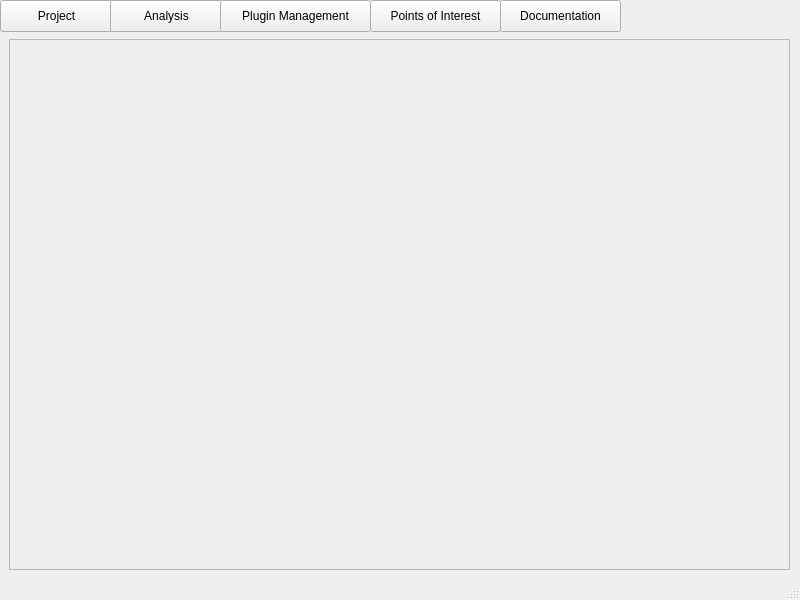
Before: the Qt Designer form main.ui in maurygrin/Software-Project-Team9, drawn with Qt 5.
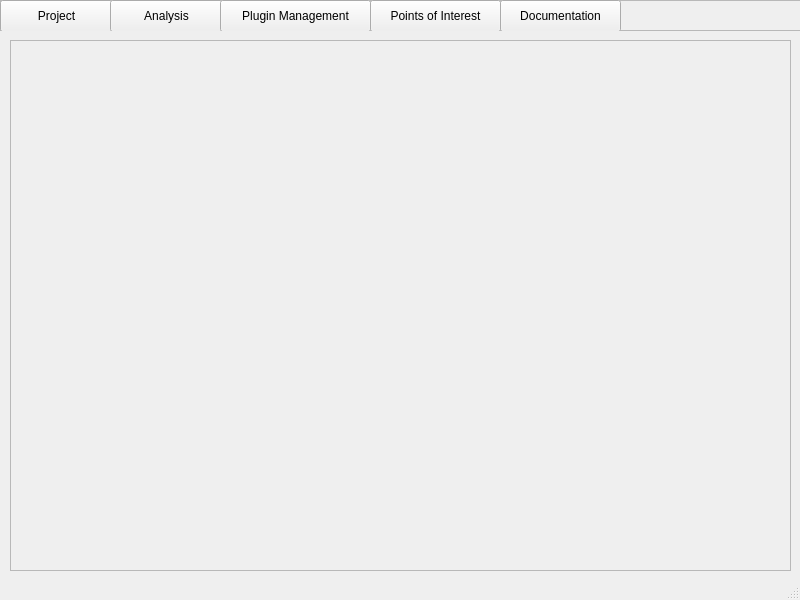
After: the same form once the commit is applied.

The edit to the form file:
```diff
--- a/main.ui
+++ b/main.ui
@@ -14,6 +14,21 @@
    <string>MainWindow</string>
   </property>
   <widget class="QWidget" name="centralwidget">
+   <widget class="QFrame" name="frame">
+    <property name="geometry">
+     <rect>
+      <x>0</x>
+      <y>0</y>
+      <width>801</width>
+      <height>31</height>
+     </rect>
+    </property>
+    <property name="frameShape">
+     <enum>QFrame::StyledPanel</enum>
+    </property>
+    <property name="frameShadow">
+     <enum>QFrame::Raised</enum>
+    </property>
    <widget class="QPushButton" name="pushButton">
     <property name="geometry">
      <rect>
@@ -79,26 +94,12 @@
      <string>Documentation</string>
     </property>
    </widget>
-   <widget class="QWidget" name="verticalLayoutWidget">
-    <property name="geometry">
-     <rect>
-      <x>0</x>
-      <y>0</y>
-      <width>801</width>
-      <height>31</height>
-     </rect>
-    </property>
-    <layout class="QVBoxLayout" name="verticalLayout">
-     <property name="spacing">
-      <number>0</number>
-     </property>
-    </layout>
    </widget>
-   <widget class="QFrame" name="frame">
+   <widget class="QFrame" name="frame_2">
     <property name="geometry">
      <rect>
-      <x>9</x>
-      <y>39</y>
+      <x>10</x>
+      <y>40</y>
       <width>781</width>
       <height>531</height>
      </rect>
```
Left out of the diff: 2 changed lines with no effect on the pictures. Lines whose indentation alone changed are shown as unchanged.
